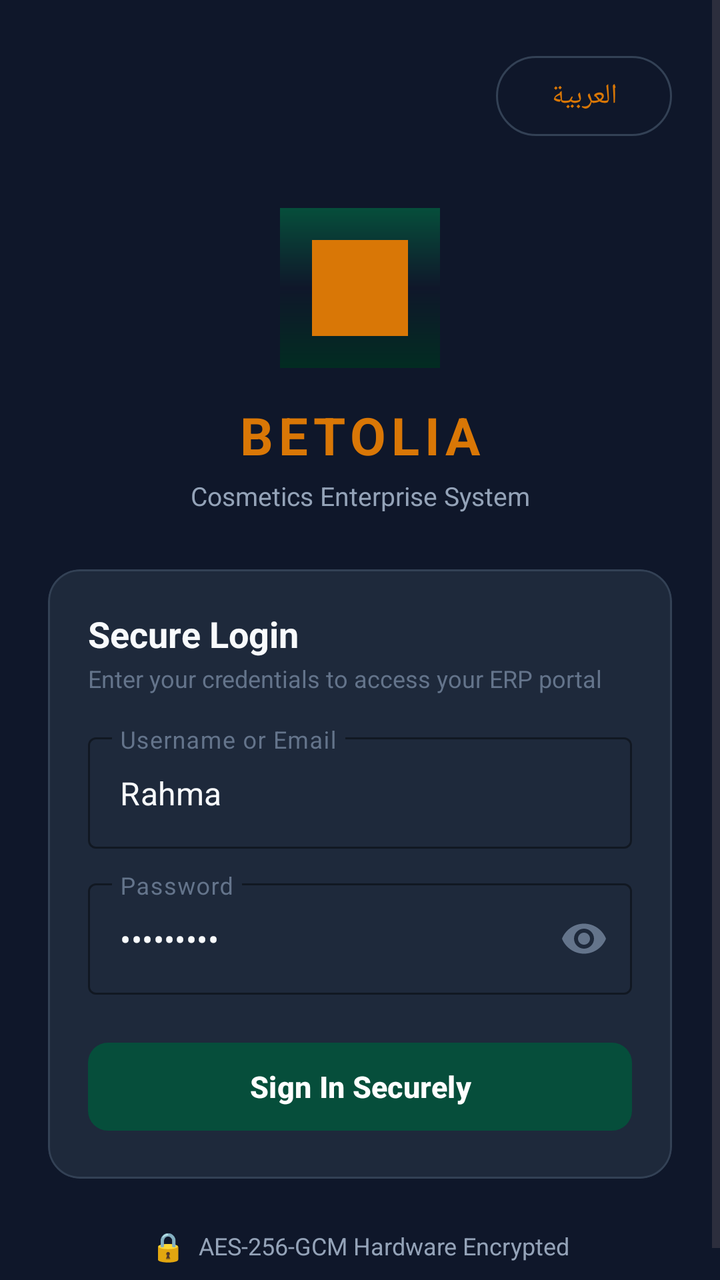
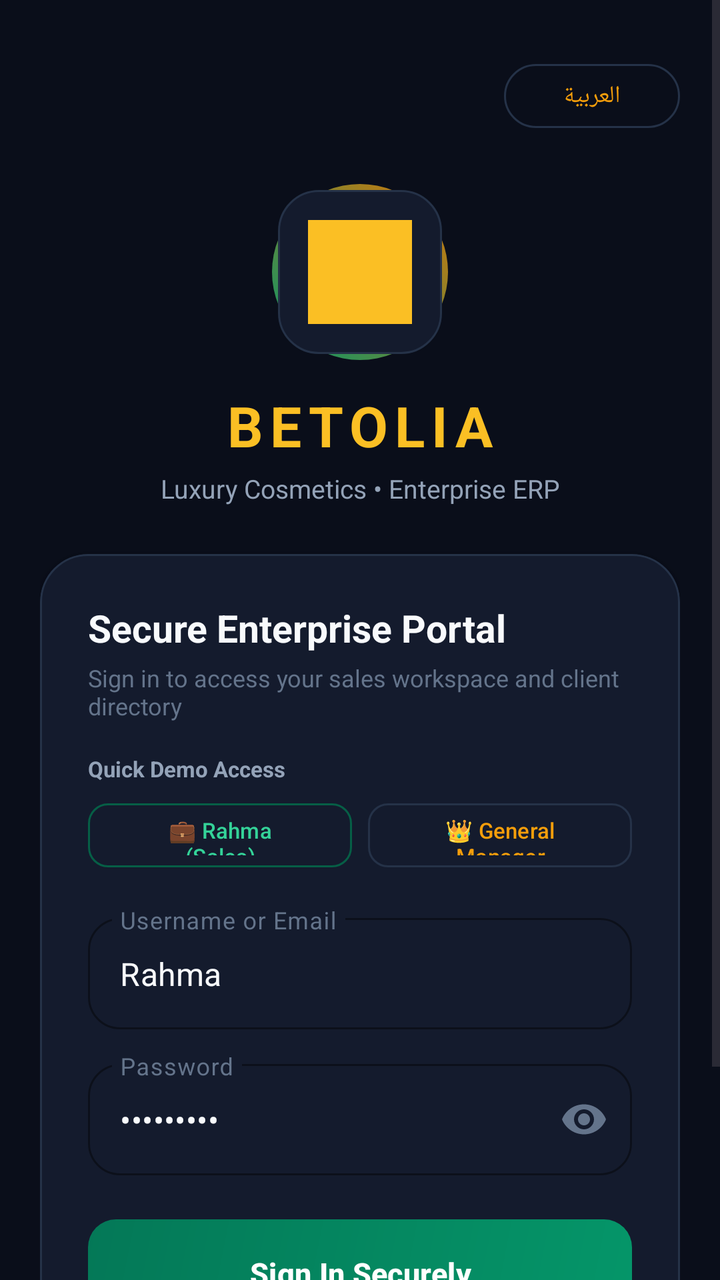

Before-and-after screenshots of an Android layout around one commit, followed by the original layout XML and the change that was made.
<!-- AndroidManifest.xml: application theme Theme.BetollaERP -->
<!-- res/layout/activity_login.xml -->
<?xml version="1.0" encoding="utf-8"?>
<ScrollView xmlns:android="http://schemas.android.com/apk/res/android"
    xmlns:app="http://schemas.android.com/apk/res-auto"
    android:layout_width="match_parent"
    android:layout_height="match_parent"
    android:background="@color/background"
    android:fillViewport="true">

    <androidx.constraintlayout.widget.ConstraintLayout
        android:layout_width="match_parent"
        android:layout_height="wrap_content"
        android:padding="24dp">

        
        <com.google.android.material.button.MaterialButton
            android:id="@+id/btnLanguageToggle"
            style="@style/Widget.Material3.Button.OutlinedButton"
            android:layout_width="wrap_content"
            android:layout_height="wrap_content"
            android:text="@string/lang_switch_btn"
            android:textColor="@color/accent"
            app:strokeColor="@color/border"
            app:cornerRadius="20dp"
            app:layout_constraintTop_toTopOf="parent"
            app:layout_constraintEnd_toEndOf="parent" />

        
        <FrameLayout
            android:id="@+id/logoContainer"
            android:layout_width="80dp"
            android:layout_height="80dp"
            android:layout_marginTop="32dp"
            android:background="@drawable/splash_background"
            app:layout_constraintTop_toBottomOf="@id/btnLanguageToggle"
            app:layout_constraintStart_toStartOf="parent"
            app:layout_constraintEnd_toEndOf="parent">

            <ImageView
                android:layout_width="48dp"
                android:layout_height="48dp"
                android:layout_gravity="center"
                android:src="@drawable/ic_launcher_foreground"
                app:tint="@color/accent" />
        </FrameLayout>

        
        <TextView
            android:id="@+id/tvBrandTitle"
            android:layout_width="wrap_content"
            android:layout_height="wrap_content"
            android:layout_marginTop="16dp"
            android:text="@string/brand_title"
            android:textColor="@color/accent"
            android:textSize="26sp"
            android:textStyle="bold"
            android:letterSpacing="0.1"
            app:layout_constraintTop_toBottomOf="@id/logoContainer"
            app:layout_constraintStart_toStartOf="parent"
            app:layout_constraintEnd_toEndOf="parent" />

        <TextView
            android:id="@+id/tvBrandSubtitle"
            android:layout_width="wrap_content"
            android:layout_height="wrap_content"
            android:layout_marginTop="4dp"
            android:text="@string/brand_subtitle"
            android:textColor="@color/text_secondary"
            android:textSize="13sp"
            app:layout_constraintTop_toBottomOf="@id/tvBrandTitle"
            app:layout_constraintStart_toStartOf="parent"
            app:layout_constraintEnd_toEndOf="parent" />

        
        <com.google.android.material.card.MaterialCardView
            android:id="@+id/cardLogin"
            android:layout_width="match_parent"
            android:layout_height="wrap_content"
            android:layout_marginTop="28dp"
            app:cardBackgroundColor="@color/surface"
            app:strokeColor="@color/border"
            app:strokeWidth="1dp"
            app:cardCornerRadius="16dp"
            app:layout_constraintTop_toBottomOf="@id/tvBrandSubtitle">

            <LinearLayout
                android:layout_width="match_parent"
                android:layout_height="wrap_content"
                android:orientation="vertical"
                android:padding="20dp">

                <TextView
                    android:layout_width="wrap_content"
                    android:layout_height="wrap_content"
                    android:text="@string/login_title"
                    android:textColor="@color/text_primary"
                    android:textSize="18sp"
                    android:textStyle="bold" />

                <TextView
                    android:layout_width="wrap_content"
                    android:layout_height="wrap_content"
                    android:layout_marginTop="2dp"
                    android:text="@string/login_subtitle"
                    android:textColor="@color/text_muted"
                    android:textSize="12sp" />

                
                <com.google.android.material.textfield.TextInputLayout
                    android:id="@+id/tilUsername"
                    style="@style/Widget.MaterialComponents.TextInputLayout.OutlinedBox"
                    android:layout_width="match_parent"
                    android:layout_height="wrap_content"
                    android:layout_marginTop="16dp"
                    android:hint="@string/username_label"
                    app:boxStrokeColor="@color/primary_light"
                    app:hintTextColor="@color/accent"
                    android:textColorHint="@color/text_muted">

                    <com.google.android.material.textfield.TextInputEditText
                        android:id="@+id/etUsername"
                        android:layout_width="match_parent"
                        android:layout_height="wrap_content"
                        android:inputType="text"
                        android:text="Rahma"
                        android:textColor="@color/text_primary" />
                </com.google.android.material.textfield.TextInputLayout>

                
                <com.google.android.material.textfield.TextInputLayout
                    android:id="@+id/tilPassword"
                    style="@style/Widget.MaterialComponents.TextInputLayout.OutlinedBox"
                    android:layout_width="match_parent"
                    android:layout_height="wrap_content"
                    android:layout_marginTop="12dp"
                    android:hint="@string/password_label"
                    app:passwordToggleEnabled="true"
                    app:passwordToggleTint="@color/text_muted"
                    app:boxStrokeColor="@color/primary_light"
                    app:hintTextColor="@color/accent"
                    android:textColorHint="@color/text_muted">

                    <com.google.android.material.textfield.TextInputEditText
                        android:id="@+id/etPassword"
                        android:layout_width="match_parent"
                        android:layout_height="wrap_content"
                        android:inputType="textPassword"
                        android:text="rahma2026"
                        android:textColor="@color/text_primary" />
                </com.google.android.material.textfield.TextInputLayout>

                
                <com.google.android.material.button.MaterialButton
                    android:id="@+id/btnLogin"
                    android:layout_width="match_parent"
                    android:layout_height="52dp"
                    android:layout_marginTop="20dp"
                    android:text="@string/btn_login"
                    android:textColor="@color/white"
                    android:textSize="15sp"
                    android:textStyle="bold"
                    app:backgroundTint="@color/primary"
                    app:cornerRadius="10dp" />

                
                <ProgressBar
                    android:id="@+id/pbLoading"
                    android:layout_width="wrap_content"
                    android:layout_height="wrap_content"
                    android:layout_gravity="center"
                    android:layout_marginTop="12dp"
                    android:indeterminateTint="@color/accent"
                    android:visibility="gone" />

            </LinearLayout>
        </com.google.android.material.card.MaterialCardView>

        
        <LinearLayout
            android:layout_width="wrap_content"
            android:layout_height="wrap_content"
            android:layout_marginTop="24dp"
            android:gravity="center"
            android:orientation="horizontal"
            app:layout_constraintTop_toBottomOf="@id/cardLogin"
            app:layout_constraintStart_toStartOf="parent"
            app:layout_constraintEnd_toEndOf="parent">

            <TextView
                android:layout_width="wrap_content"
                android:layout_height="wrap_content"
                android:text="🔒  "
                android:textSize="14sp" />

            <TextView
                android:layout_width="wrap_content"
                android:layout_height="wrap_content"
                android:text="@string/security_badge"
                android:textColor="@color/text_secondary"
                android:textSize="12sp" />
        </LinearLayout>

    </androidx.constraintlayout.widget.ConstraintLayout>
</ScrollView>
<!-- resources referenced by this layout -->
<resources>
  <color name="accent">#d97706</color>
  <color name="background">#0f172a</color>
  <color name="border">#334155</color>
  <color name="primary">#064e3b</color>
  <color name="primary_light">#047857</color>
  <color name="surface">#1e293b</color>
  <color name="text_muted">#64748b</color>
  <color name="text_primary">#f8fafc</color>
  <color name="text_secondary">#94a3b8</color>
  <color name="white">#ffffff</color>
  <!-- drawable ic_launcher_foreground (drawable) -->
  <vector xmlns:android="http://schemas.android.com/apk/res/android"
      android:width="108dp"
      android:height="108dp"
      android:viewportWidth="108"
      android:viewportHeight="108">
      <path
          android:fillColor="#064e3b"
          android:pathData="M0,0h108v108h-108z"/>
      <path
          android:fillColor="#d97706"
          android:pathData="M54,28L68,44L80,36L74,68H34L28,36L40,44Z"/>
      <path
          android:fillColor="#ffffff"
          android:pathData="M38,72h32v4h-32z"/>
      <path
          android:fillColor="#ffffff"
          android:pathData="M44,78h20v3h-20z"/>
  </vector>
  <!-- drawable splash_background (drawable) -->
  <?xml version="1.0" encoding="utf-8"?>
  <shape xmlns:android="http://schemas.android.com/apk/res/android"
      android:shape="rectangle">
      <gradient
          android:startColor="#064e3b"
          android:centerColor="#0f172a"
          android:endColor="#022c22"
          android:angle="270" />
  </shape>
  <string name="brand_subtitle">Cosmetics Enterprise System</string>
  <string name="brand_title">BETOLIA</string>
  <string name="btn_login">Sign In Securely</string>
  <string name="lang_switch_btn">العربية</string>
  <string name="login_subtitle">Enter your credentials to access your ERP portal</string>
  <string name="login_title">Secure Login</string>
  <string name="password_label">Password</string>
  <string name="security_badge">AES-256-GCM Hardware Encrypted</string>
  <string name="username_label">Username or Email</string>
  <style name="Theme.BetollaERP" parent="Theme.Material3.DayNight.NoActionBar">
          <item name="android:statusBarColor">@color/status_bar</item>
          <item name="android:windowLightStatusBar">false</item>
          <item name="android:navigationBarColor">@color/background</item>
      </style>
  <color name="status_bar">#064e3b</color>
</resources>

<!-- the commit's change to res/layout/activity_login.xml (unified diff, before → after) -->
@@ -9,16 +9,20 @@
     <androidx.constraintlayout.widget.ConstraintLayout
         android:layout_width="match_parent"
         android:layout_height="wrap_content"
-        android:padding="24dp">
+        android:paddingStart="20dp"
+        android:paddingTop="28dp"
+        android:paddingEnd="20dp"
+        android:paddingBottom="28dp">
 
         
         <com.google.android.material.button.MaterialButton
             android:id="@+id/btnLanguageToggle"
             style="@style/Widget.Material3.Button.OutlinedButton"
             android:layout_width="wrap_content"
-            android:layout_height="wrap_content"
+            android:layout_height="40dp"
             android:text="@string/lang_switch_btn"
             android:textColor="@color/accent"
+            android:textSize="12sp"
             app:strokeColor="@color/border"
             app:cornerRadius="20dp"
             app:layout_constraintTop_toTopOf="parent"
@@ -27,20 +31,27 @@
         
         <FrameLayout
             android:id="@+id/logoContainer"
-            android:layout_width="80dp"
-            android:layout_height="80dp"
-            android:layout_marginTop="32dp"
-            android:background="@drawable/splash_background"
+            android:layout_width="88dp"
+            android:layout_height="88dp"
+            android:layout_marginTop="24dp"
+            android:background="@drawable/bg_avatar_circle"
+            android:padding="3dp"
             app:layout_constraintTop_toBottomOf="@id/btnLanguageToggle"
             app:layout_constraintStart_toStartOf="parent"
             app:layout_constraintEnd_toEndOf="parent">
 
-            <ImageView
-                android:layout_width="48dp"
-                android:layout_height="48dp"
-                android:layout_gravity="center"
-                android:src="@drawable/ic_launcher_foreground"
-                app:tint="@color/accent" />
+            <FrameLayout
+                android:layout_width="match_parent"
+                android:layout_height="match_parent"
+                android:background="@drawable/bg_card_luxury">
+
+                <ImageView
+                    android:layout_width="52dp"
+                    android:layout_height="52dp"
+                    android:layout_gravity="center"
+                    android:src="@drawable/ic_launcher_foreground"
+                    app:tint="@color/accent_light" />
+            </FrameLayout>
         </FrameLayout>
 
         
@@ -48,12 +59,12 @@
             android:id="@+id/tvBrandTitle"
             android:layout_width="wrap_content"
             android:layout_height="wrap_content"
-            android:layout_marginTop="16dp"
+            android:layout_marginTop="14dp"
             android:text="@string/brand_title"
-            android:textColor="@color/accent"
-            android:textSize="26sp"
+            android:textColor="@color/accent_light"
+            android:textSize="28sp"
             android:textStyle="bold"
-            android:letterSpacing="0.1"
+            android:letterSpacing="0.12"
             app:layout_constraintTop_toBottomOf="@id/logoContainer"
             app:layout_constraintStart_toStartOf="parent"
             app:layout_constraintEnd_toEndOf="parent" />
@@ -75,36 +86,86 @@
             android:id="@+id/cardLogin"
             android:layout_width="match_parent"
             android:layout_height="wrap_content"
-            android:layout_marginTop="28dp"
+            android:layout_marginTop="24dp"
             app:cardBackgroundColor="@color/surface"
             app:strokeColor="@color/border"
             app:strokeWidth="1dp"
-            app:cardCornerRadius="16dp"
+            app:cardCornerRadius="24dp"
+            app:cardElevation="4dp"
             app:layout_constraintTop_toBottomOf="@id/tvBrandSubtitle">
 
             <LinearLayout
                 android:layout_width="match_parent"
                 android:layout_height="wrap_content"
                 android:orientation="vertical"
-                android:padding="20dp">
+                android:padding="24dp">
 
                 <TextView
                     android:layout_width="wrap_content"
                     android:layout_height="wrap_content"
                     android:text="@string/login_title"
                     android:textColor="@color/text_primary"
-                    android:textSize="18sp"
+                    android:textSize="19sp"
                     android:textStyle="bold" />
 
                 <TextView
                     android:layout_width="wrap_content"
                     android:layout_height="wrap_content"
-                    android:layout_marginTop="2dp"
+                    android:layout_marginTop="4dp"
                     android:text="@string/login_subtitle"
                     android:textColor="@color/text_muted"
                     android:textSize="12sp" />
 
                 
+                <LinearLayout
+                    android:layout_width="match_parent"
+                    android:layout_height="wrap_content"
+                    android:layout_marginTop="16dp"
+                    android:orientation="vertical">
+
+                    <TextView
+                        android:layout_width="wrap_content"
+                        android:layout_height="wrap_content"
+                        android:text="@string/quick_accounts_label"
+                        android:textColor="@color/text_secondary"
+                        android:textSize="11sp"
+                        android:textStyle="bold" />
+
+                    <LinearLayout
+                        android:layout_width="match_parent"
+                        android:layout_height="wrap_content"
+                        android:layout_marginTop="6dp"
+                        android:orientation="horizontal">
+
+                        <com.google.android.material.button.MaterialButton
+                            android:id="@+id/btnQuickRahma"
+                            style="@style/Widget.Material3.Button.OutlinedButton"
+                            android:layout_width="0dp"
+                            android:layout_height="40dp"
+                            android:layout_weight="1"
+                            android:layout_marginEnd="4dp"
+                            android:text="@string/quick_rahma"
+                            android:textColor="@color/primary_light"
+                            android:textSize="11sp"
+                            app:strokeColor="@color/primary_dark"
+                            app:cornerRadius="10dp" />
+
+                        <com.google.android.material.button.MaterialButton
+                            android:id="@+id/btnQuickAdmin"
+                            style="@style/Widget.Material3.Button.OutlinedButton"
+                            android:layout_width="0dp"
+                            android:layout_height="40dp"
+                            android:layout_weight="1"
+                            android:layout_marginStart="4dp"
+                            android:text="@string/quick_admin"
+                            android:textColor="@color/accent"
+                            android:textSize="11sp"
+                            app:strokeColor="@color/border"
+                            app:cornerRadius="10dp" />
+                    </LinearLayout>
+                </LinearLayout>
+
+                
                 <com.google.android.material.textfield.TextInputLayout
                     android:id="@+id/tilUsername"
                     style="@style/Widget.MaterialComponents.TextInputLayout.OutlinedBox"
@@ -112,6 +173,10 @@
                     android:layout_height="wrap_content"
                     android:layout_marginTop="16dp"
                     android:hint="@string/username_label"
+                    app:boxCornerRadiusTopStart="16dp"
+                    app:boxCornerRadiusTopEnd="16dp"
+                    app:boxCornerRadiusBottomStart="16dp"
+                    app:boxCornerRadiusBottomEnd="16dp"
                     app:boxStrokeColor="@color/primary_light"
                     app:hintTextColor="@color/accent"
                     android:textColorHint="@color/text_muted">
@@ -135,6 +200,10 @@
                     android:hint="@string/password_label"
                     app:passwordToggleEnabled="true"
                     app:passwordToggleTint="@color/text_muted"
+                    app:boxCornerRadiusTopStart="16dp"
+                    app:boxCornerRadiusTopEnd="16dp"
+                    app:boxCornerRadiusBottomStart="16dp"
+                    app:boxCornerRadiusBottomEnd="16dp"
                     app:boxStrokeColor="@color/primary_light"
                     app:hintTextColor="@color/accent"
                     android:textColorHint="@color/text_muted">
@@ -152,14 +221,14 @@
                 <com.google.android.material.button.MaterialButton
                     android:id="@+id/btnLogin"
                     android:layout_width="match_parent"
-                    android:layout_height="52dp"
-                    android:layout_marginTop="20dp"
+                    android:layout_height="54dp"
+                    android:layout_marginTop="22dp"
                     android:text="@string/btn_login"
                     android:textColor="@color/white"
                     android:textSize="15sp"
                     android:textStyle="bold"
-                    app:backgroundTint="@color/primary"
-                    app:cornerRadius="10dp" />
+                    android:background="@drawable/bg_button_emerald"
+                    app:backgroundTint="@null" />
 
                 
                 <ProgressBar
@@ -167,7 +236,7 @@
                     android:layout_width="wrap_content"
                     android:layout_height="wrap_content"
                     android:layout_gravity="center"
-                    android:layout_marginTop="12dp"
+                    android:layout_marginTop="14dp"
                     android:indeterminateTint="@color/accent"
                     android:visibility="gone" />
 
@@ -178,7 +247,12 @@
         <LinearLayout
             android:layout_width="wrap_content"
             android:layout_height="wrap_content"
-            android:layout_marginTop="24dp"
+            android:layout_marginTop="20dp"
+            android:background="@drawable/bg_pill_badge"
+            android:paddingStart="16dp"
+            android:paddingTop="8dp"
+            android:paddingEnd="16dp"
+            android:paddingBottom="8dp"
             android:gravity="center"
             android:orientation="horizontal"
             app:layout_constraintTop_toBottomOf="@id/cardLogin"
@@ -188,15 +262,16 @@
             <TextView
                 android:layout_width="wrap_content"
                 android:layout_height="wrap_content"
-                android:text="🔒  "
-                android:textSize="14sp" />
+                android:text="🛡️  "
+                android:textSize="12sp" />
 
             <TextView
                 android:layout_width="wrap_content"
                 android:layout_height="wrap_content"
                 android:text="@string/security_badge"
                 android:textColor="@color/text_secondary"
-                android:textSize="12sp" />
+                android:textSize="11sp"
+                android:textStyle="bold" />
         </LinearLayout>
 
     </androidx.constraintlayout.widget.ConstraintLayout>
<!-- resource entries referenced after the edit -->
@@ -1,15 +1,59 @@
 <!-- resources referenced by this layout -->
 <resources>
-  <color name="accent">#d97706</color>
-  <color name="background">#0f172a</color>
-  <color name="border">#334155</color>
-  <color name="primary">#064e3b</color>
-  <color name="primary_light">#047857</color>
-  <color name="surface">#1e293b</color>
-  <color name="text_muted">#64748b</color>
-  <color name="text_primary">#f8fafc</color>
-  <color name="text_secondary">#94a3b8</color>
-  <color name="white">#ffffff</color>
+  <color name="accent">#F59E0B</color>
+  <color name="accent_light">#FBBF24</color>
+  <color name="background">#0A0E1A</color>
+  <color name="border">#253248</color>
+  <color name="primary_dark">#065F46</color>
+  <color name="primary_light">#34D399</color>
+  <color name="surface">#141B2D</color>
+  <color name="text_muted">#64748B</color>
+  <color name="text_primary">#F8FAFC</color>
+  <color name="text_secondary">#94A3B8</color>
+  <color name="white">#FFFFFF</color>
+  <!-- drawable bg_avatar_circle (drawable) -->
+  <?xml version="1.0" encoding="utf-8"?>
+  <shape xmlns:android="http://schemas.android.com/apk/res/android"
+      android:shape="oval">
+      <gradient
+          android:angle="45"
+          android:startColor="#059669"
+          android:endColor="#D97706" />
+  </shape>
+  <!-- drawable bg_button_emerald (drawable) -->
+  <?xml version="1.0" encoding="utf-8"?>
+  <ripple xmlns:android="http://schemas.android.com/apk/res/android"
+      android:color="#34D399">
+      <item>
+          <shape android:shape="rectangle">
+              <gradient
+                  android:angle="135"
+                  android:startColor="#059669"
+                  android:endColor="#047857" />
+              <corners android:radius="14dp" />
+          </shape>
+      </item>
+  </ripple>
+  <!-- drawable bg_card_luxury (drawable) -->
+  <?xml version="1.0" encoding="utf-8"?>
+  <shape xmlns:android="http://schemas.android.com/apk/res/android"
+      android:shape="rectangle">
+      <solid android:color="#141B2D" />
+      <stroke
+          android:width="1dp"
+          android:color="#253248" />
+      <corners android:radius="20dp" />
+  </shape>
+  <!-- drawable bg_pill_badge (drawable) -->
+  <?xml version="1.0" encoding="utf-8"?>
+  <shape xmlns:android="http://schemas.android.com/apk/res/android"
+      android:shape="rectangle">
+      <solid android:color="#1E293B" />
+      <stroke
+          android:width="1dp"
+          android:color="#334155" />
+      <corners android:radius="50dp" />
+  </shape>
   <!-- drawable ic_launcher_foreground (drawable) -->
   <vector xmlns:android="http://schemas.android.com/apk/res/android"
       android:width="108dp"
@@ -29,30 +73,23 @@
           android:fillColor="#ffffff"
           android:pathData="M44,78h20v3h-20z"/>
   </vector>
-  <!-- drawable splash_background (drawable) -->
-  <?xml version="1.0" encoding="utf-8"?>
-  <shape xmlns:android="http://schemas.android.com/apk/res/android"
-      android:shape="rectangle">
-      <gradient
-          android:startColor="#064e3b"
-          android:centerColor="#0f172a"
-          android:endColor="#022c22"
-          android:angle="270" />
-  </shape>
-  <string name="brand_subtitle">Cosmetics Enterprise System</string>
+  <string name="brand_subtitle">Luxury Cosmetics • Enterprise ERP</string>
   <string name="brand_title">BETOLIA</string>
   <string name="btn_login">Sign In Securely</string>
   <string name="lang_switch_btn">العربية</string>
-  <string name="login_subtitle">Enter your credentials to access your ERP portal</string>
-  <string name="login_title">Secure Login</string>
+  <string name="login_subtitle">Sign in to access your sales workspace and client directory</string>
+  <string name="login_title">Secure Enterprise Portal</string>
   <string name="password_label">Password</string>
-  <string name="security_badge">AES-256-GCM Hardware Encrypted</string>
+  <string name="quick_accounts_label">Quick Demo Access</string>
+  <string name="quick_admin">👑 General Manager</string>
+  <string name="quick_rahma">💼 Rahma (Sales)</string>
+  <string name="security_badge">Military-Grade AES-256-GCM Hardware Encrypted</string>
   <string name="username_label">Username or Email</string>
   <style name="Theme.BetollaERP" parent="Theme.Material3.DayNight.NoActionBar">
           <item name="android:statusBarColor">@color/status_bar</item>
           <item name="android:windowLightStatusBar">false</item>
           <item name="android:navigationBarColor">@color/background</item>
       </style>
-  <color name="status_bar">#064e3b</color>
+  <color name="status_bar">#0A0E1A</color>
 </resources>
 
